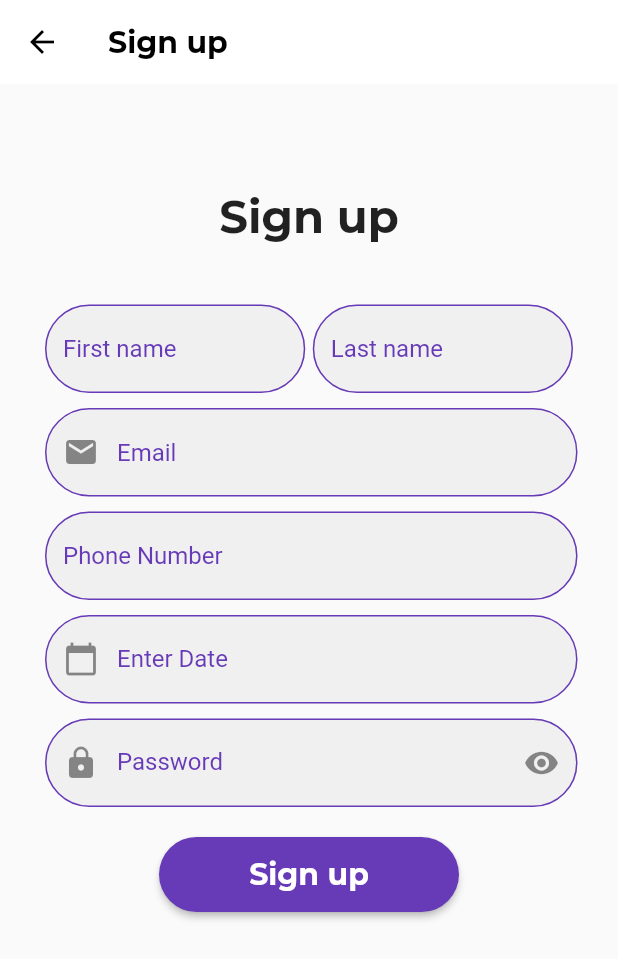
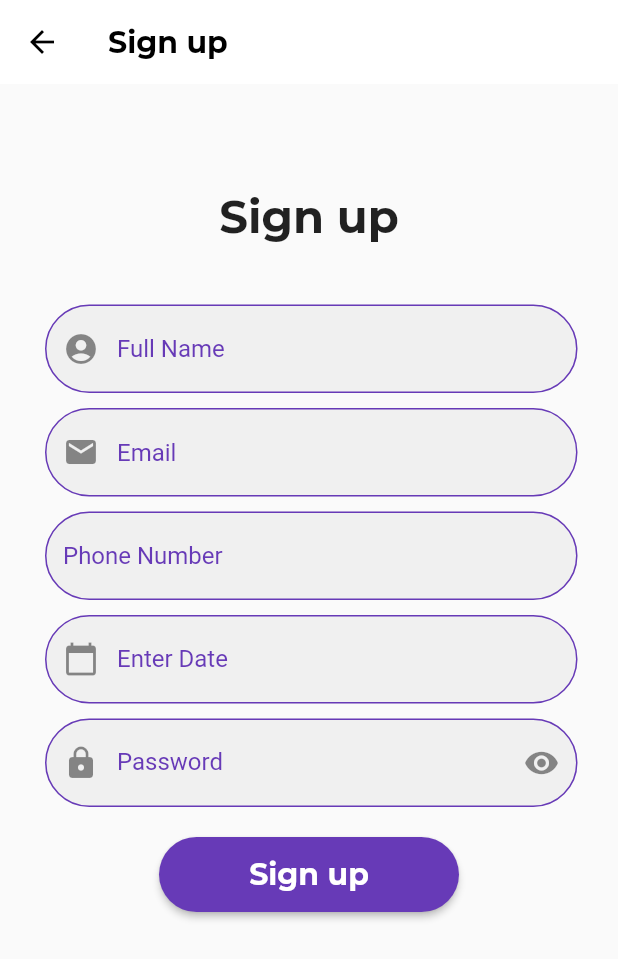
Before and after one commit to AntonDirani/cozy_mart_app, a Flutter app: the SignupPage screen opened directly, on a phone screen of 412 x 824 dp. Shown: the top 959 px of the screen. Run offline on Flutter 3.47's test engine with Material 2 defaults, Android fonts, the phone set to English and light mode, and no system bars; our stand-ins replace image_picker, shared_preferences; accounts and stored records are empty; network calls fail; project files that could hold a hidden picture were left out.

```diff
--- a/lib/Components/defButton.dart
+++ b/lib/Components/defButton.dart
@@ -6,12 +6,18 @@ class DefButton extends StatelessWidget {
   late final Color buttonColor;
   late final Widget buttonDestination;
   late double bHeight, bWidth;
-  DefButton(
-      {required this.buttonText,
-      this.buttonColor = Colors.deepPurple,
-      required this.buttonDestination,
-      this.bWidth = 300,
-      this.bHeight = 60});
+  late double bFontSize;
+  late String bFontFamily;
+
+  DefButton({
+    required this.buttonText,
+    this.buttonColor = Colors.deepPurple,
+    required this.buttonDestination,
+    this.bWidth = 300,
+    this.bHeight = 60,
+    this.bFontSize = 20,
+    this.bFontFamily = 'Montserrat',
+  });
 
   @override
   Widget build(BuildContext context) {
@@ -23,7 +29,10 @@ class DefButton extends StatelessWidget {
       },
       child: Text(
         buttonText,
-        style: TextStyle(fontFamily: 'Montserrat', fontSize: 20.0),
+        style: TextStyle(
+          fontFamily: bFontFamily,
+          fontSize: bFontSize,
+        ),
       ),
       style: ElevatedButton.styleFrom(
           primary: buttonColor,
--- a/lib/Screens/signup_page.dart
+++ b/lib/Screens/signup_page.dart
@@ -45,24 +45,11 @@ class _SignupPageState extends State<SignupPage> {
                     const SizedBox(
                       height: 30.0,
                     ),
-                    Padding(
-                      padding: EdgeInsets.fromLTRB(20.0, 10.0, 20.0, 0.0),
-                      child: Row(
-                        children: const [
-                          Expanded(
-                            child: MyTextField(
-                              hint: 'First name',
-                            ),
-                          ),
-                          SizedBox(
-                            width: 5.0,
-                          ),
-                          Expanded(
-                            child: MyTextField(
-                              hint: 'Last name',
-                            ),
-                          ),
-                        ],
+                    const Padding(
+                      padding: EdgeInsets.fromLTRB(20.0, 10.0, 17.0, 0.0),
+                      child: MyTextField(
+                        hint: 'Full Name',
+                        prefixIcon: Icon(Icons.account_circle_sharp),
                       ),
                     ),
                     const Padding(
--- a/pubspec.yaml
+++ b/pubspec.yaml
@@ -38,6 +38,8 @@ dependencies:
   shared_preferences: ^2.0.11
   intl: ^0.17.0
   flutter_svg: ^1.0.0
+  image_picker: ^0.8.4+4
+  cross_file: ^0.3.2
 
 dev_dependencies:
   flutter_test:
```
Also changed, not shown: lib/Components/text_field.dart (+31 -1 lines), lib/Providers/product_provider.dart (+28 -11 lines), lib/Screens/add_product.dart (+116 -2 lines), lib/Screens/all_products.dart (+15 -0 lines), lib/Screens/edit_profile.dart (added, +56 -0 lines), lib/Screens/my_account.dart (added, +10 -0 lines), pubspec.lock.
